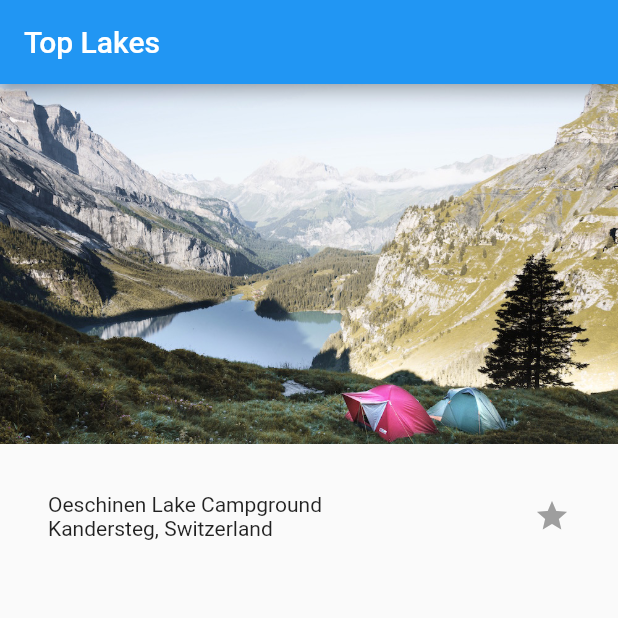
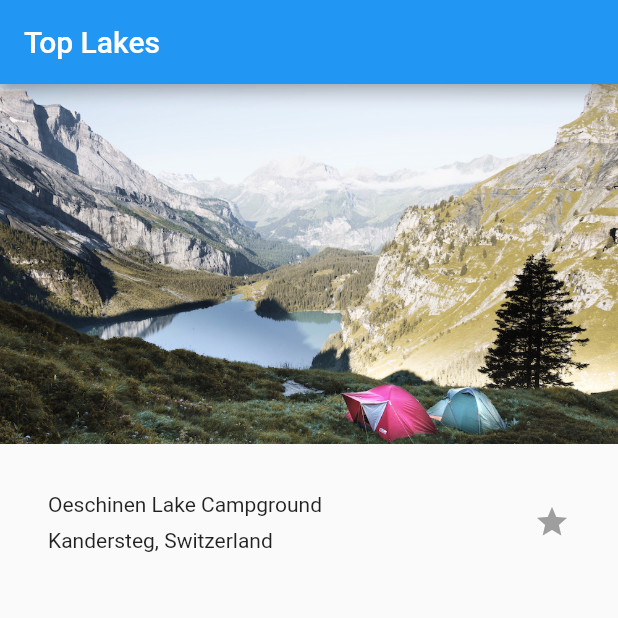
Before and after one commit to kwmt/building-layouts-in-flutter, a Flutter app: the screen it shows after launch, on a phone screen of 412 x 824 dp, the top half of it. Run offline on Flutter 3.47's test engine with Material 2 defaults, Android fonts, the phone set to English and light mode, and no system bars.

Commit message:
bottomに余白を入れる

```diff
--- a/lib/main.dart
+++ b/lib/main.dart
@@ -18,9 +18,11 @@ class MyApp extends StatelessWidget {
               child: new Column(
                 crossAxisAlignment: CrossAxisAlignment.start,
                 children: <Widget>[
-                  new Text('Oeschinen Lake Campground'),
+                  new Container(
+                    padding: const EdgeInsets.only(bottom: 8.0),
+                    child: new Text('Oeschinen Lake Campground'),
+                  ),
                   new Text('Kandersteg, Switzerland')
-
                 ],
               )
           ),
```
